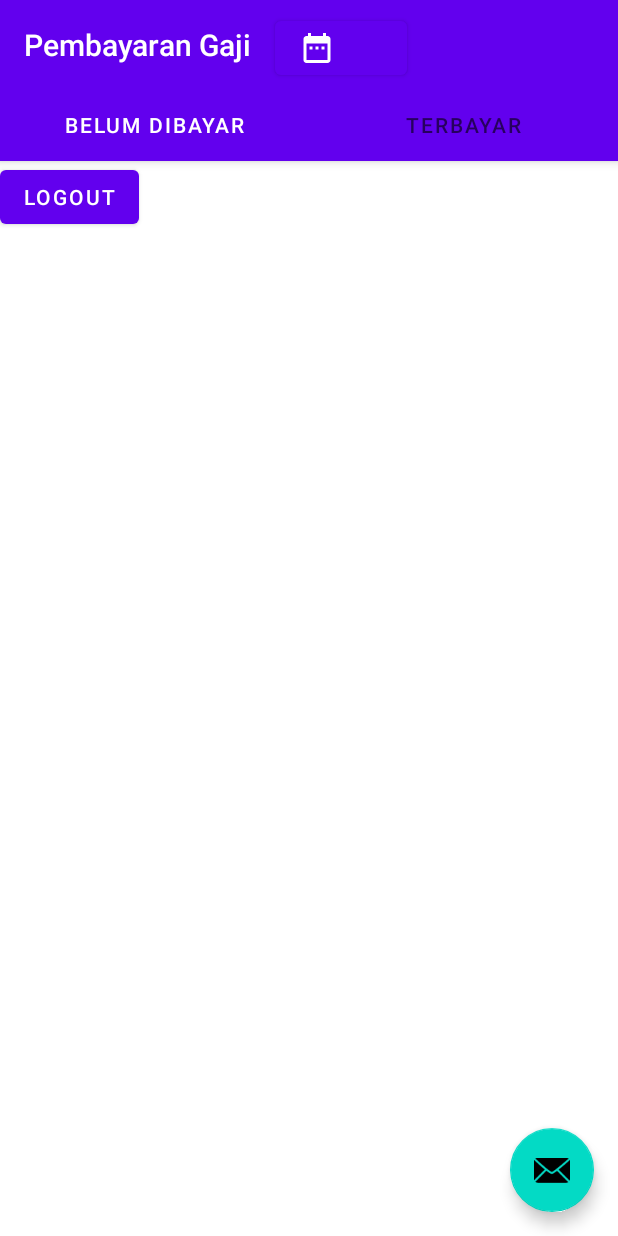
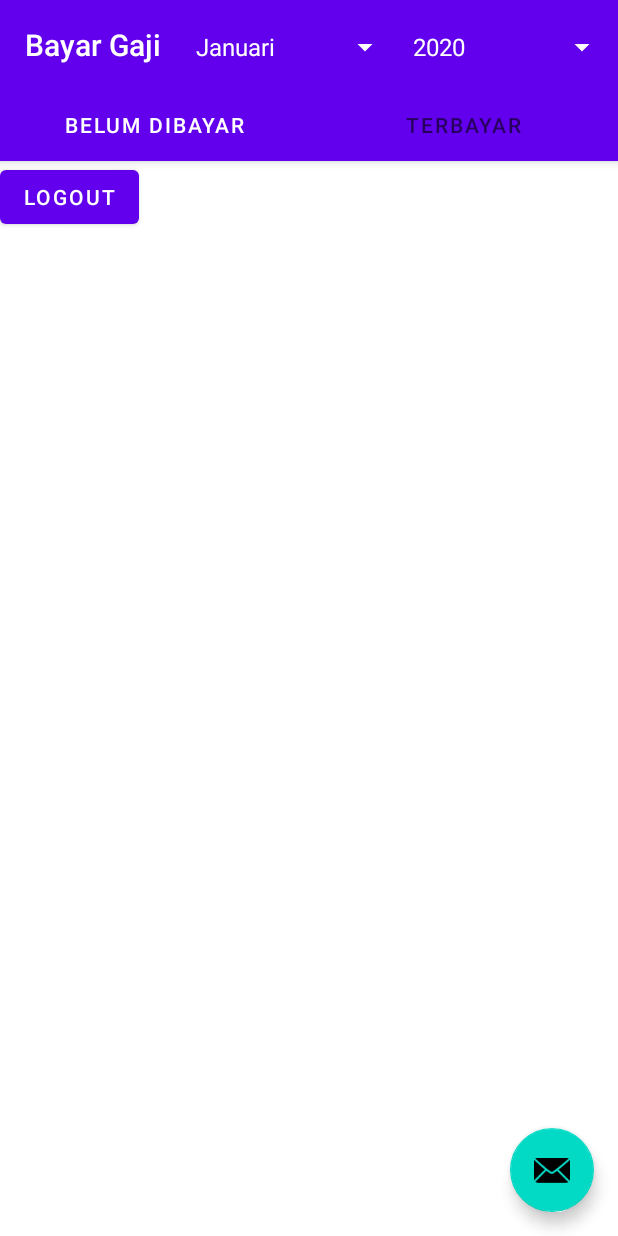
Before and after one commit to hariangr/tubes-progmob-2021, an Android app: the BayarGajiActivity screen opened directly, with no data from a screen before it, on a phone screen of 412 x 824 dp. Run offline under Robolectric (Android 15) with nearby library versions, the phone set to English and light mode, and no system bars; 1 statement that could not run was skipped.

Commit message:
a bit of layouting

```diff
--- a/app/src/main/AndroidManifest.xml
+++ b/app/src/main/AndroidManifest.xml
@@ -13,7 +13,7 @@
             android:name=".BayarGajiActivity"
             android:label="@string/title_activity_bayar_gaji"
             android:theme="@style/Theme.PembayaranGaji.NoActionBar"></activity>
-        <activity android:name=".LoginActivity">
+        <activity android:name=".LoginActivity" android:label="Sipasar Login">
             <intent-filter>
                 <action android:name="android.intent.action.MAIN" />
 
--- a/app/src/main/res/layout/activity_bayar_gaji.xml
+++ b/app/src/main/res/layout/activity_bayar_gaji.xml
@@ -26,11 +26,21 @@
                 android:text="@string/app_name"
                 android:textAppearance="@style/TextAppearance.Widget.AppCompat.Toolbar.Title" />
 
-            <Button
-                android:id="@+id/btnSelectRange"
-                android:layout_width="wrap_content"
+            <Spinner
+                android:id="@+id/spinner"
+                android:layout_width="match_parent"
                 android:layout_height="wrap_content"
-                app:icon="@drawable/ic_baseline_date_range_24" />
+                android:layout_weight="1"
+                android:entries="@array/month_of_year"
+                android:spinnerMode="dialog" />
+
+            <Spinner
+                android:id="@+id/spinner2"
+                android:layout_width="match_parent"
+                android:layout_height="wrap_content"
+                android:layout_weight="1"
+                android:entries="@array/year_array" />
+
         </LinearLayout>
 
         <com.google.android.material.tabs.TabLayout
--- /dev/null
+++ b/app/src/main/res/values/month_of_year.xml
@@ -0,0 +1,17 @@
+<?xml version="1.0" encoding="utf-8"?>
+<resources>
+    <string-array name="month_of_year">
+        <item>Januari</item>
+        <item>Februari</item>
+        <item>Maret</item>
+        <item>April</item>
+        <item>Mei</item>
+        <item>Juni</item>
+        <item>Juli</item>
+        <item>Agustus</item>
+        <item>September</item>
+        <item>Oktober</item>
+        <item>November</item>
+        <item>Desember</item>
+    </string-array>
+</resources>
--- a/app/src/main/res/values/strings.xml
+++ b/app/src/main/res/values/strings.xml
@@ -1,5 +1,5 @@
 <resources>
-    <string name="app_name">Pembayaran Gaji</string>
+    <string name="app_name">Bayar Gaji</string>
     <string name="title_activity_bayar_gaji">BayarGaji</string>
     <string name="tab_text_1">Tab 1</string>
     <string name="tab_text_2">Tab 2</string>
--- /dev/null
+++ b/app/src/main/res/values/year.xml
@@ -0,0 +1,8 @@
+<?xml version="1.0" encoding="utf-8"?>
+<resources>
+    <string-array name="year_array">
+        <item>2020</item>
+        <item>2021</item>
+        <item>2022</item>
+    </string-array>
+</resources>
```
Also changed, not shown: app/src/main/java/id/aryad/sipasar/BayarGajiActivity.java (+0 -50 lines), app/src/main/res/layout/activity_login.xml (+17 -0 lines).
